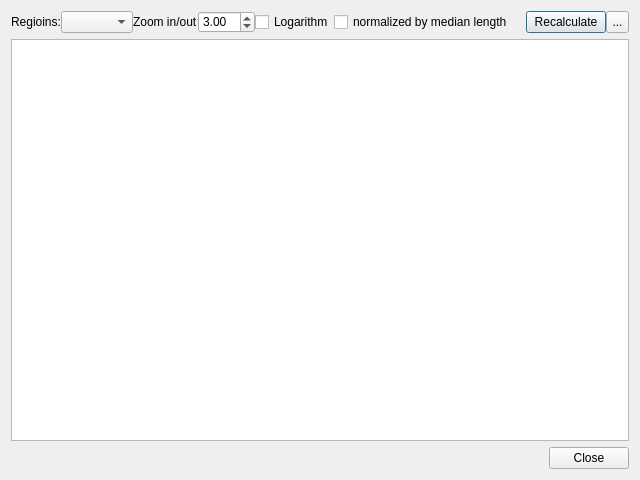
This is tracking/connectivity_matrix_dialog.ui in frankyeh/DSI-Studio as Qt 5 draws it before an edit. The edited form follows.
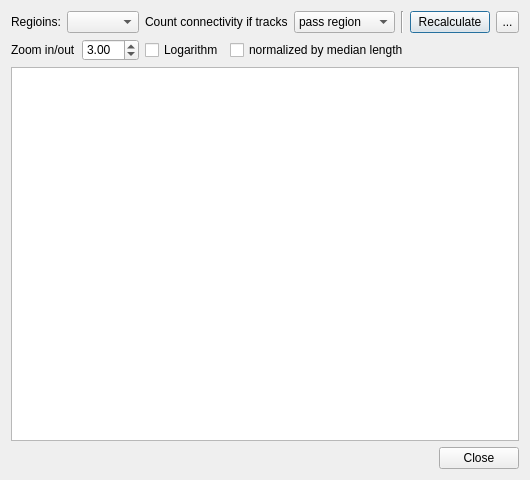
This is the edited form. Icons and pictures are not drawn.

Commit message: Count connectivity if end in region

Diff of the .ui file:
```diff
--- a/tracking/connectivity_matrix_dialog.ui
+++ b/tracking/connectivity_matrix_dialog.ui
@@ -6,7 +6,7 @@
    <rect>
     <x>0</x>
     <y>0</y>
-    <width>640</width>
+    <width>467</width>
     <height>480</height>
    </rect>
   </property>
@@ -17,7 +17,7 @@
    <item>
     <layout class="QHBoxLayout" name="horizontalLayout">
      <property name="spacing">
-      <number>0</number>
+      <number>6</number>
      </property>
      <item>
       <widget class="QLabel" name="label_2">
@@ -37,6 +37,87 @@
       </widget>
      </item>
      <item>
+      <widget class="QLabel" name="label_3">
+       <property name="text">
+        <string>Count connectivity if tracks</string>
+       </property>
+      </widget>
+     </item>
+     <item>
+      <widget class="QComboBox" name="end_only">
+       <item>
+        <property name="text">
+         <string>pass region</string>
+        </property>
+       </item>
+       <item>
+        <property name="text">
+         <string>end in region</string>
+        </property>
+       </item>
+      </widget>
+     </item>
+     <item>
+      <spacer name="horizontalSpacer">
+       <property name="orientation">
+        <enum>Qt::Horizontal</enum>
+       </property>
+       <property name="sizeHint" stdset="0">
+        <size>
+         <width>40</width>
+         <height>20</height>
+        </size>
+       </property>
+      </spacer>
+     </item>
+     <item>
+      <widget class="Line" name="line">
+       <property name="orientation">
+        <enum>Qt::Vertical</enum>
+       </property>
+      </widget>
+     </item>
+     <item>
+      <widget class="QPushButton" name="recalculate">
+       <property name="maximumSize">
+        <size>
+         <width>16777215</width>
+         <height>22</height>
+        </size>
+       </property>
+       <property name="text">
+        <string>Recalculate</string>
+       </property>
+      </widget>
+     </item>
+     <item>
+      <widget class="QToolButton" name="save_as">
+       <property name="minimumSize">
+        <size>
+         <width>23</width>
+         <height>22</height>
+        </size>
+       </property>
+       <property name="maximumSize">
+        <size>
+         <width>23</width>
+         <height>22</height>
+        </size>
+       </property>
+       <property name="text">
+        <string>...</string>
+       </property>
+       <property name="icon">
+        <iconset resource="../icons.qrc">
+         <normaloff>:/icons/icons/save.xpm</normaloff>:/icons/icons/save.xpm</iconset>
+       </property>
+      </widget>
+     </item>
+    </layout>
+   </item>
+   <item>
+    <layout class="QHBoxLayout" name="horizontalLayout_2">
+     <item>
       <widget class="QLabel" name="label">
        <property name="text">
         <string>Zoom in/out</string>
@@ -86,7 +167,7 @@
       </widget>
      </item>
      <item>
-      <spacer name="horizontalSpacer">
+      <spacer name="horizontalSpacer_2">
        <property name="orientation">
         <enum>Qt::Horizontal</enum>
        </property>
@@ -98,42 +179,6 @@
        </property>
       </spacer>
      </item>
-     <item>
-      <widget class="QPushButton" name="recalculate">
-       <property name="maximumSize">
-        <size>
-         <width>16777215</width>
-         <height>22</height>
-        </size>
-       </property>
-       <property name="text">
-        <string>Recalculate</string>
-       </property>
-      </widget>
-     </item>
-     <item>
-      <widget class="QToolButton" name="save_as">
-       <property name="minimumSize">
-        <size>
-         <width>23</width>
-         <height>22</height>
-        </size>
-       </property>
-       <property name="maximumSize">
-        <size>
-         <width>23</width>
-         <height>22</height>
-        </size>
-       </property>
-       <property name="text">
-        <string>...</string>
-       </property>
-       <property name="icon">
-        <iconset resource="../icons.qrc">
-         <normaloff>:/icons/icons/save.xpm</normaloff>:/icons/icons/save.xpm</iconset>
-       </property>
-      </widget>
-     </item>
     </layout>
    </item>
    <item>
```
The commit also changes 8 other files.
